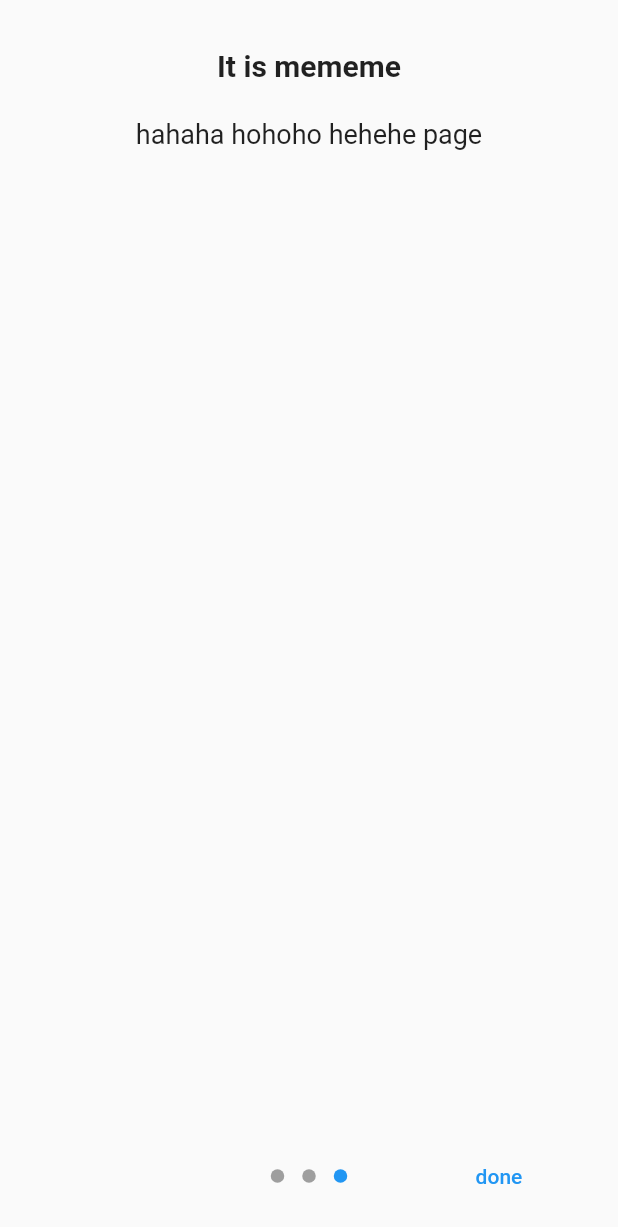
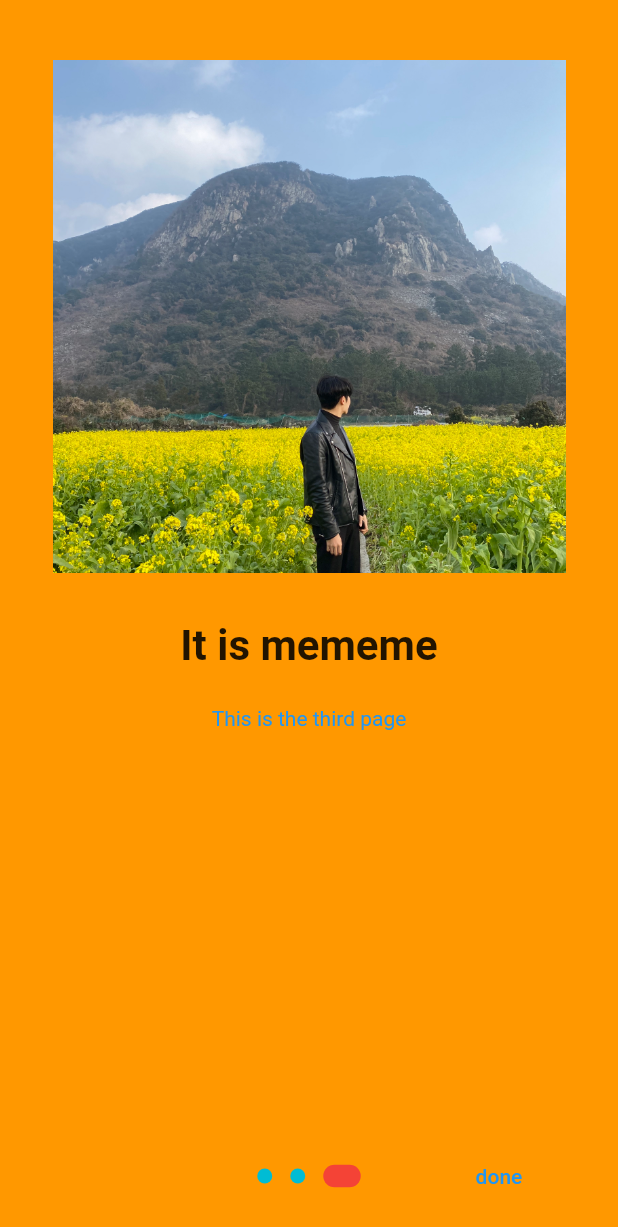
Before and after one commit to voftt/Flutter, a Flutter app: the screen it shows after launch, swiped to page 3, on a phone screen of 412 x 824 dp. Shown: the top 1227 px of the screen. Run offline on Flutter 3.47's test engine with Material 2 defaults, Android fonts, the phone set to English and light mode, and no system bars; drawn by our look-alikes of introduction_screen; our stand-ins replace geolocator.

Commit message:
onboardingFin

```diff
--- a/onboarding/lib/main.dart
+++ b/onboarding/lib/main.dart
@@ -27,6 +27,7 @@ class Mypage extends StatelessWidget {
       ),
       body: Center(
         child: Column(
+          mainAxisAlignment: MainAxisAlignment.center,
           children: [
             const Text(
               'Main Screen',
@@ -36,7 +37,12 @@ class Mypage extends StatelessWidget {
             ),
             ),
             ElevatedButton(
-                onPressed: (){},
+                onPressed: (){
+                  Navigator.of(context).pushReplacement(
+                    MaterialPageRoute(builder: (context) =>
+                    const OnBoardingPage()),
+                  );
+                },
                 child: const Text('Go to onboarding screen'),
             ),
           ],
--- a/onboarding/lib/onboarding.dart
+++ b/onboarding/lib/onboarding.dart
@@ -12,26 +12,56 @@ class OnBoardingPage extends StatelessWidget {
       pages: [
         PageViewModel(
           title: 'It is mememe',
-          body: 'hahaha hohoho hehehe page',
-          image: Image.asset('image/IMG_1484.JPG')
-
+          body: 'This is the first page',
+          image: Image.asset('image/IMG_1484.JPG'),
+          decoration: getPageDecoraion()
         ),
         PageViewModel(
             title: 'It is mememe',
-            body: 'hahaha hohoho hehehe page'
+            body: 'This is the second page',
+            image: Image.asset('image/IMG_1931.jpg'),
+            decoration: getPageDecoraion()
         ),
         PageViewModel(
             title: 'It is mememe',
-            body: 'hahaha hohoho hehehe page'
+            body: 'This is the third page',
+            image: Image.asset('image/IMG_4454.JPG'),
+            decoration: getPageDecoraion()
         ),
       ],
       done: const Text('done'),
       onDone: (){
-        Navigator.of(context).push(
+        Navigator.of(context).pushReplacement(
             MaterialPageRoute(builder: (context) => const Mypage()),
         );
       },
       next: const Icon(Icons.arrow_forward),
+      showSkipButton: true,
+      skip: const Text('skip'),
+      dotsDecorator: DotsDecorator(
+        color: Colors.cyan,
+        size: Size(10,15),
+        activeSize: Size(25,15),
+        activeShape: RoundedRectangleBorder(
+          borderRadius: BorderRadius.circular(44)
+        ),
+        activeColor: Colors.red
+      ),
+      curve: Curves.easeInOutSine,
     );
   }
+  PageDecoration getPageDecoraion(){
+    return PageDecoration(
+      titleTextStyle: TextStyle(
+        fontSize: 28,
+        fontWeight: FontWeight.bold
+      ),
+      bodyTextStyle: TextStyle(
+        color: Colors.blue
+      ),
+      imagePadding: EdgeInsets.only(top: 40),
+      pageColor: Colors.orange
+    );
+  }
+
 }
```
